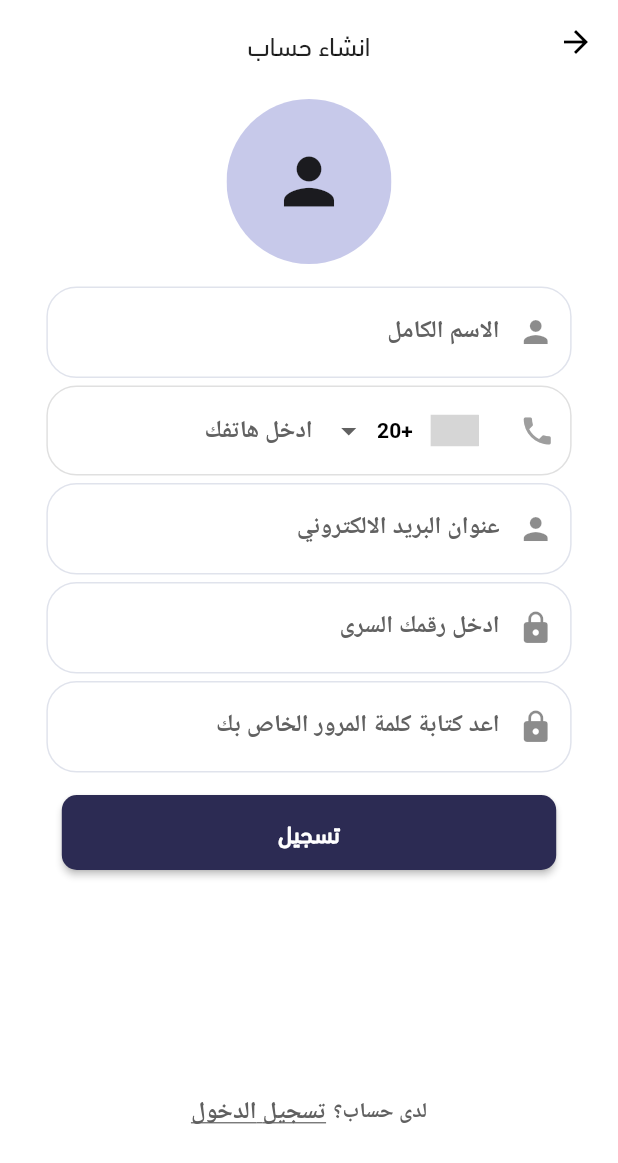
After one commit to medoplay10/CvSporthelmy, a Flutter app: the screen it shows after launch, after a tap on "سجل؟", on a phone screen of 412 x 824 dp. The commit adds this screen. Shown: the top 1163 px of the screen. Run offline on Flutter 3.47's test engine with Material 2 defaults, Android fonts, the phone set to English and light mode, and no system bars; drawn by our look-alikes of intl_phone_number_input; our stand-ins replace easy_localization, splashscreen; Roboto replaces fonts that are missing (Tajawal-Bold, Tajawal-Regular); grey boxes are pictures that could not be loaded.

Commit message:
- Sign Up

```diff
--- a/assets/langs/ar.json
+++ b/assets/langs/ar.json
@@ -3,8 +3,8 @@
   "selectedLang": "عربي",
   "signin": "تسجيل الدخول",
   "signup": "انشاء حساب",
-  "name": "الاسم",
-  "email": "البريد الالكتروني",
+  "name": "الاسم الكامل",
+  "email": "عنوان البريد الالكتروني",
   "phone": "رقم الهاتف",
   "noAccount": "ليس لديك حساب ؟",
   "signUphere": "سجل هنا",
@@ -14,6 +14,7 @@
   "signoutmsg": "هل تريد حقا تسجيل الخروج",
   "nameError": "لا يمكن للاسم ان يكون فارغ",
   "phoneError": "ادخل رقم صحيح",
+
   "emailError": "البريد الإلكتروني غير صالح",
   "noCategoryError": "اختر وظيفة او نوع خدمة",
   "enterCode": "ادخل الرمز",
@@ -88,5 +89,9 @@
   "serviceDone": "خدمة منتهية",
   "serviceNew": "خدمة جديدة",
   "serviceinProcess": "خدمة قيم التنفيذ",
-  "serviceStatus": "حالة الخدمة"
+  "serviceStatus": "حالة الخدمة",
+  "PasswordEdit": "ادخل رقمك السرى",
+  "PasswordEditAgain": "اعد كتابة كلمة المرور الخاص بك",
+  "SignUpBtn": "تسجيل",
+  "HaveAccount": "لدى حساب؟"
 }
--- a/assets/langs/en.json
+++ b/assets/langs/en.json
@@ -88,5 +88,9 @@
   "serviceDone": "Service ended",
   "serviceNew": "new Service",
   "serviceinProcess": "in process",
-  "serviceStatus": "Service Status"
+  "serviceStatus": "Service Status",
+  "PasswordEdit": "Enter Your Password",
+  "PasswordEditAgain": "Enter Your Password Again",
+  "SignUpBtn": "SignUp",
+  "HaveAccount": "HaveAccount?"
 }
--- a/lib/Pages/auth/Login_Screen.dart
+++ b/lib/Pages/auth/Login_Screen.dart
@@ -1,4 +1,7 @@
+import 'package:easy_localization/easy_localization.dart';
 import 'package:flutter/material.dart';
+
+import 'SignUp_Screen.dart';
 
 class LoginScreen extends StatelessWidget {
   @override
@@ -46,6 +49,7 @@ class LoginScreen extends StatelessWidget {
                     )),
                 Positioned(
                   top: MediaQuery.of(context).size.height * .53,
+                  bottom: 0,
                   child: SingleChildScrollView(
                     child: Column(
                       mainAxisAlignment: MainAxisAlignment.center,
@@ -111,7 +115,7 @@ class LoginScreen extends StatelessWidget {
                           borderRadius: BorderRadius.circular(10)),
                       color: Color(0xff2C2B53),
                       child: Text(
-                        "تسجيل دخول",
+                        "signin".tr(),
                         style: TextStyle(color: Colors.white),
                       ),
                     ),
@@ -128,6 +132,12 @@ class LoginScreen extends StatelessWidget {
                 width: 5,
               ),
               InkWell(
+                  onTap: () {
+                    Navigator.of(context)
+                        .push(MaterialPageRoute(builder: (context) {
+                      return SignUpScreen();
+                    }));
+                  },
                   child: Text(
                     "سجل؟",
                     style: TextStyle(
--- /dev/null
+++ b/lib/Pages/auth/SignUp_Screen.dart
@@ -0,0 +1,264 @@
+import 'package:easy_localization/easy_localization.dart';
+import 'package:flutter/material.dart';
+import 'package:intl_phone_number_input/intl_phone_number_input.dart';
+
+class SignUpScreen extends StatefulWidget {
+  @override
+  _SignUpScreenState createState() => _SignUpScreenState();
+}
+
+class _SignUpScreenState extends State<SignUpScreen> {
+  String CountryCode = "+20";
+  PhoneNumber number = PhoneNumber(isoCode: 'EG');
+  final TextEditingController controller = TextEditingController();
+
+  @override
+  Widget build(BuildContext context) {
+    var Mediaheight = MediaQuery.of(context).size.height;
+    var Mediawidth = MediaQuery.of(context).size.width;
+    return Scaffold(
+      appBar: AppBar(
+        backgroundColor: Colors.white,
+        elevation: 0,
+        title: Text(
+          "signup".tr(),
+          style: TextStyle(fontSize: 18),
+        ),
+        centerTitle: true,
+      ),
+      body: Padding(
+        padding: const EdgeInsets.only(top: 10),
+        child: SingleChildScrollView(
+          child: Column(
+            children: [
+              InputImage(Mediawidth, Mediaheight),
+              SizeBox_Space(Mediaheight: Mediaheight, SizeWant: 15),
+              TextFieldLocal(context: context, TextField: "name".tr()),
+              SizeBox_Space(Mediaheight: Mediaheight, SizeWant: 5),
+              InputPhone(context),
+              SizeBox_Space(Mediaheight: Mediaheight, SizeWant: 5),
+              TextFieldLocal(context: context, TextField: "email".tr()),
+              SizeBox_Space(Mediaheight: Mediaheight, SizeWant: 5),
+              TextFieldPassword(
+                  context: context, TextField: "PasswordEdit".tr()),
+              SizeBox_Space(Mediaheight: Mediaheight, SizeWant: 5),
+              TextFieldPassword(
+                  context: context, TextField: "PasswordEditAgain".tr()),
+              SizeBox_Space(Mediaheight: Mediaheight, SizeWant: 15),
+              Btn_SignUp(context),
+              SizeBox_Space(Mediaheight: Mediaheight, SizeWant: 140),
+              Row_TextHaveAccount(context)
+            ],
+          ),
+        ),
+      ),
+    );
+  }
+
+//============================Widget - InputImage ==================================
+  Row InputImage(double Mediawidth, double Mediaheight) {
+    return Row(
+      mainAxisAlignment: MainAxisAlignment.center,
+      children: [
+        Container(
+          width: (110 / Mediawidth) * Mediawidth,
+          height: (110 / Mediaheight) * Mediaheight,
+          child: ClipOval(
+            child: Material(
+              color: Color(0xffC7C9EA), // button color
+              child: InkWell(
+                splashColor: Colors.red, // inkwell color
+                child: SizedBox(
+                    child: Icon(
+                  Icons.person,
+                  size: 50,
+                )),
+                onTap: () {},
+              ),
+            ),
+          ),
+        ),
+      ],
+    );
+  }
+
+//============================Widget - InputPhone ==================================
+  Container InputPhone(BuildContext context) {
+    return Container(
+      width: MediaQuery.of(context).size.width * 0.85,
+      height: 60,
+      decoration: BoxDecoration(
+        border: Border.all(
+          color: Colors.grey.shade300,
+        ),
+        borderRadius: BorderRadius.circular(20),
+      ),
+      child: Row(
+        children: [
+          SizedBox(
+            width: 10,
+          ),
+          Icon(
+            Icons.phone,
+            color: Colors.grey,
+          ),
+          SizedBox(
+            width: 15,
+          ),
+          Flexible(
+            // flex: 3,
+            child: InternationalPhoneNumberInput(
+              textStyle: TextStyle(fontSize: 18, color: Colors.black),
+              onInputChanged: (PhoneNumber number) {
+                print(number.phoneNumber);
+              },
+              maxLength: 10,
+              inputDecoration: InputDecoration(
+                hintText: "ادخل هاتفك",
+                hintStyle: TextStyle(fontSize: 16, color: Colors.grey.shade700),
+                border: InputBorder.none,
+                errorBorder: InputBorder.none,
+                focusedBorder: InputBorder.none,
+                disabledBorder: InputBorder.none,
+              ),
+              onInputValidated: (bool value) {
+                print(value);
+              },
+              selectorConfig: SelectorConfig(
+                selectorType: PhoneInputSelectorType.DROPDOWN,
+                backgroundColor: Colors.white,
+              ),
+              ignoreBlank: false,
+              autoValidateMode: AutovalidateMode.disabled,
+              selectorTextStyle: TextStyle(color: Colors.black),
+              initialValue: number,
+              textFieldController: controller,
+              inputBorder: OutlineInputBorder(),
+            ),
+          ),
+          // Container(
+          //   height: 40,
+          //   width: 2,
+          //   color: Colors.black,
+          // ),
+          //
+          // Flexible(
+          //  flex: 2,
+          //   child: TextFormField(
+          //     keyboardType: TextInputType.phone,
+          //     maxLines: 1,
+          //     style: TextStyle(fontSize: 18, color: Colors.black),
+          //     decoration: InputDecoration(
+          //       filled: true,
+          //       fillColor: Colors.white,
+          //     border: InputBorder.none,
+          //     errorBorder: InputBorder.none,
+          //     focusedBorder: InputBorder.none,
+          //     disabledBorder: InputBorder.none,
+          //     //  labelText: "name".tr(),
+          //       hintText: "ادخل هاتفك",
+          //     //  labelStyle: TextStyle(fontSize: 16, color: Colors.grey.shade700),
+          //     ),
+          //   ),
+          // ),
+          // SizedBox(
+          //   width: 20,
+          // )
+        ],
+      ),
+    );
+  }
+
+  //============================Widget - SizeBox_Space ==================================
+  SizedBox SizeBox_Space({double Mediaheight, double SizeWant}) {
+    return SizedBox(
+      height: (SizeWant / Mediaheight) * Mediaheight,
+    );
+  }
+
+  //============================Widget - Row_TextHaveAccount ==================================
+  Row Row_TextHaveAccount(BuildContext context) {
+    return Row(
+      mainAxisAlignment: MainAxisAlignment.center,
+      children: [
+        Text("HaveAccount".tr()),
+        SizedBox(
+          width: 5,
+        ),
+        InkWell(
+            onTap: () {
+              Navigator.of(context).push(MaterialPageRoute(builder: (context) {
+                return SignUpScreen();
+              }));
+            },
+            child: Text(
+              "signin".tr(),
+              style: TextStyle(
+                fontWeight: FontWeight.bold,
+                fontSize: 16,
+                decoration: TextDecoration.underline,
+              ),
+            ))
+      ],
+    );
+  }
+
+//============================Widget - Btn_SignUp ==================================
+  Container Btn_SignUp(BuildContext context) {
+    return Container(
+      width: MediaQuery.of(context).size.width * 0.80,
+      height: 50,
+      margin: EdgeInsets.only(bottom: 10),
+      child: RaisedButton(
+        onPressed: () {},
+        shape: RoundedRectangleBorder(borderRadius: BorderRadius.circular(10)),
+        color: Color(0xff2C2B53),
+        child: Text(
+          "SignUpBtn".tr(),
+          style: TextStyle(color: Colors.white),
+        ),
+      ),
+    );
+  }
+
+//============================Widget - TextFieldPassword ==================================
+  Container TextFieldPassword({BuildContext context, String TextField}) {
+    return Container(
+      width: MediaQuery.of(context).size.width * 0.85,
+      child: TextFormField(
+        obscureText: true,
+        style: TextStyle(fontSize: 18, color: Colors.black),
+        decoration: InputDecoration(
+          filled: true,
+          fillColor: Colors.white,
+          prefixIcon: Icon(Icons.lock),
+          border: OutlineInputBorder(
+            borderRadius: BorderRadius.circular(20),
+          ),
+          labelText: TextField,
+          labelStyle: TextStyle(fontSize: 16, color: Colors.grey.shade700),
+        ),
+      ),
+    );
+  }
+
+//============================Widget - TextFieldLocal ==================================
+  Container TextFieldLocal({BuildContext context, String TextField}) {
+    return Container(
+      width: MediaQuery.of(context).size.width * 0.85,
+      child: TextFormField(
+        style: TextStyle(fontSize: 18, color: Colors.black),
+        decoration: InputDecoration(
+          filled: true,
+          fillColor: Colors.white,
+          prefixIcon: Icon(Icons.person),
+          border: OutlineInputBorder(
+            borderRadius: BorderRadius.circular(20),
+          ),
+          labelText: TextField,
+          labelStyle: TextStyle(fontSize: 16, color: Colors.grey.shade700),
+        ),
+      ),
+    );
+  }
+}
--- a/pubspec.yaml
+++ b/pubspec.yaml
@@ -33,6 +33,8 @@ dependencies:
   pin_code_fields: ^2.4.0
   easy_localization: ^2.3.2
   splashscreen: ^1.3.5
+  country_code_picker: ^1.6.2
+  intl_phone_number_input: ^0.5.2+2
 dev_dependencies:
   flutter_test:
     sdk: flutter
```
Also changed, not shown: pubspec.lock. Lines whose indentation alone changed are shown as unchanged.
